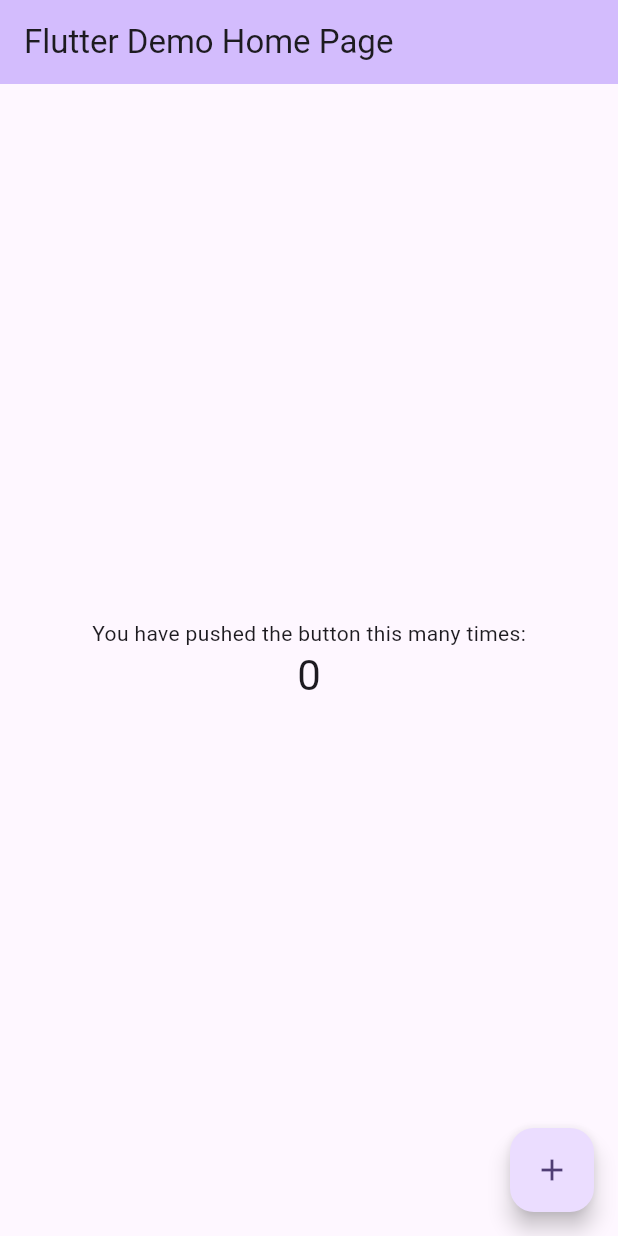
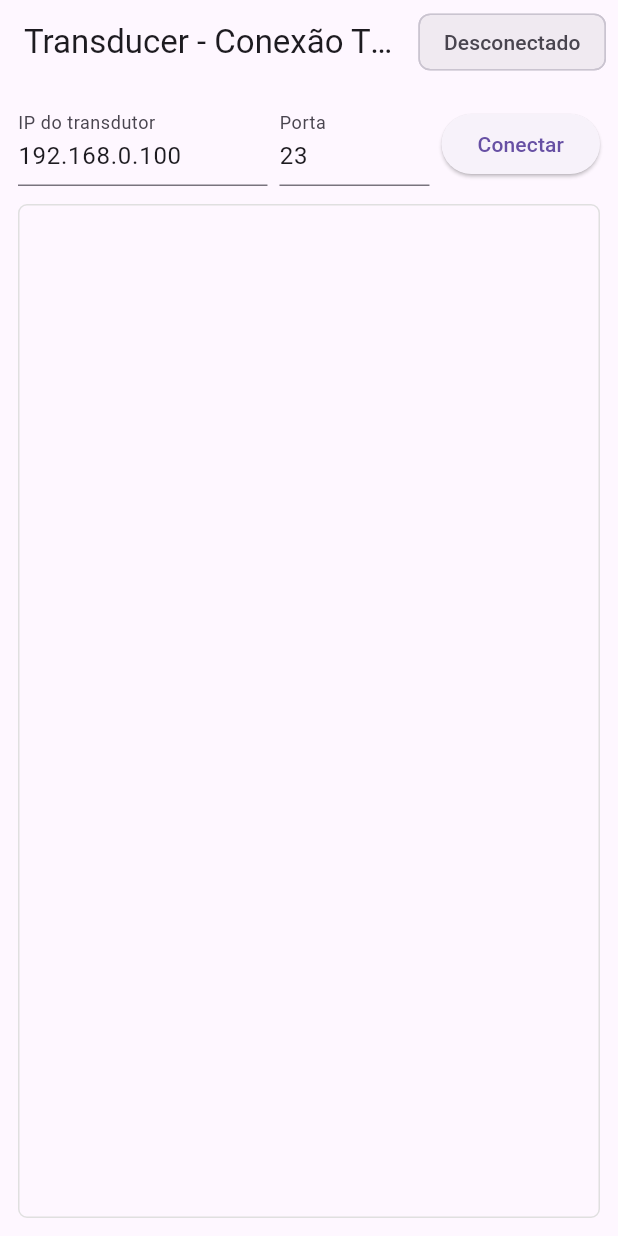
Before and after one commit to achiavelli2024/transducerapp, a Flutter app: the screen it shows after launch, on a phone screen of 412 x 824 dp. Run offline on Flutter 3.47's test engine with Material 3 defaults, Android fonts, the light colour scheme and no system bars.

Commit message:
Inicio dos codigos

```diff
--- a/app-flutter/lib/main.dart
+++ b/app-flutter/lib/main.dart
@@ -1,122 +1,20 @@
 import 'package:flutter/material.dart';
+import 'pages/connect_page.dart';
 
 void main() {
-  runApp(const MyApp());
+  runApp(const TransducerApp());
 }
 
-class MyApp extends StatelessWidget {
-  const MyApp({super.key});
+class TransducerApp extends StatelessWidget {
+  const TransducerApp({Key? key}) : super(key: key);
 
-  // This widget is the root of your application.
   @override
   Widget build(BuildContext context) {
     return MaterialApp(
-      title: 'Flutter Demo',
-      theme: ThemeData(
-        // This is the theme of your application.
-        //
-        // TRY THIS: Try running your application with "flutter run". You'll see
-        // the application has a purple toolbar. Then, without quitting the app,
-        // try changing the seedColor in the colorScheme below to Colors.green
-        // and then invoke "hot reload" (save your changes or press the "hot
-        // reload" button in a Flutter-supported IDE, or press "r" if you used
-        // the command line to start the app).
-        //
-        // Notice that the counter didn't reset back to zero; the application
-        // state is not lost during the reload. To reset the state, use hot
-        // restart instead.
-        //
-        // This works for code too, not just values: Most code changes can be
-        // tested with just a hot reload.
-        colorScheme: ColorScheme.fromSeed(seedColor: Colors.deepPurple),
-      ),
-      home: const MyHomePage(title: 'Flutter Demo Home Page'),
+      title: 'Transducer TCP',
+      theme: ThemeData(primarySwatch: Colors.blue),
+      home: const ConnectPage(),
+      debugShowCheckedModeBanner: false,
     );
   }
 }
-
-class MyHomePage extends StatefulWidget {
-  const MyHomePage({super.key, required this.title});
-
-  // This widget is the home page of your application. It is stateful, meaning
-  // that it has a State object (defined below) that contains fields that affect
-  // how it looks.
-
-  // This class is the configuration for the state. It holds the values (in this
-  // case the title) provided by the parent (in this case the App widget) and
-  // used by the build method of the State. Fields in a Widget subclass are
-  // always marked "final".
-
-  final String title;
-
-  @override
-  State<MyHomePage> createState() => _MyHomePageState();
-}
-
-class _MyHomePageState extends State<MyHomePage> {
-  int _counter = 0;
-
-  void _incrementCounter() {
-    setState(() {
-      // This call to setState tells the Flutter framework that something has
-      // changed in this State, which causes it to rerun the build method below
-      // so that the display can reflect the updated values. If we changed
-      // _counter without calling setState(), then the build method would not be
-      // called again, and so nothing would appear to happen.
-      _counter++;
-    });
-  }
-
-  @override
-  Widget build(BuildContext context) {
-    // This method is rerun every time setState is called, for instance as done
-    // by the _incrementCounter method above.
-    //
-    // The Flutter framework has been optimized to make rerunning build methods
-    // fast, so that you can just rebuild anything that needs updating rather
-    // than having to individually change instances of widgets.
-    return Scaffold(
-      appBar: AppBar(
-        // TRY THIS: Try changing the color here to a specific color (to
-        // Colors.amber, perhaps?) and trigger a hot reload to see the AppBar
-        // change color while the other colors stay the same.
-        backgroundColor: Theme.of(context).colorScheme.inversePrimary,
-        // Here we take the value from the MyHomePage object that was created by
-        // the App.build method, and use it to set our appbar title.
-        title: Text(widget.title),
-      ),
-      body: Center(
-        // Center is a layout widget. It takes a single child and positions it
-        // in the middle of the parent.
-        child: Column(
-          // Column is also a layout widget. It takes a list of children and
-          // arranges them vertically. By default, it sizes itself to fit its
-          // children horizontally, and tries to be as tall as its parent.
-          //
-          // Column has various properties to control how it sizes itself and
-          // how it positions its children. Here we use mainAxisAlignment to
-          // center the children vertically; the main axis here is the vertical
-          // axis because Columns are vertical (the cross axis would be
-          // horizontal).
-          //
-          // TRY THIS: Invoke "debug painting" (choose the "Toggle Debug Paint"
-          // action in the IDE, or press "p" in the console), to see the
-          // wireframe for each widget.
-          mainAxisAlignment: MainAxisAlignment.center,
-          children: <Widget>[
-            const Text('You have pushed the button this many times:'),
-            Text(
-              '$_counter',
-              style: Theme.of(context).textTheme.headlineMedium,
-            ),
-          ],
-        ),
-      ),
-      floatingActionButton: FloatingActionButton(
-        onPressed: _incrementCounter,
-        tooltip: 'Increment',
-        child: const Icon(Icons.add),
-      ), // This trailing comma makes auto-formatting nicer for build methods.
-    );
-  }
-}
--- /dev/null
+++ b/app-flutter/lib/pages/connect_page.dart
@@ -0,0 +1,168 @@
+import 'dart:async';
+import 'dart:convert';
+import 'dart:typed_data';
+
+import 'package:flutter/material.dart';
+import '../services/tcp_connection.dart';
+
+class ConnectPage extends StatefulWidget {
+  const ConnectPage({Key? key}) : super(key: key);
+
+  @override
+  State<ConnectPage> createState() => _ConnectPageState();
+}
+
+class _ConnectPageState extends State<ConnectPage> {
+  final _ipController = TextEditingController(text: '192.168.0.100');
+  final _portController = TextEditingController(text: '23');
+  final TcpConnection _conn = TcpConnection();
+
+  ConnectionStatus _status = ConnectionStatus.disconnected;
+  final List<String> _log = [];
+
+  // declarações com tipos genéricos
+  StreamSubscription<ConnectionStatus>? _statusSub;
+  StreamSubscription<Uint8List>? _dataSub;
+  StreamSubscription<Object>? _errSub;
+
+  @override
+  void initState() {
+    super.initState();
+
+    _statusSub = _conn.statusStream.listen((s) {
+      setState(() {
+        _status = s;
+        _log.add('STATUS: $s');
+      });
+    });
+
+    _dataSub = _conn.dataStream.listen((bytes) {
+      final text = _tryDecode(bytes);
+      setState(() {
+        _log.add('RX: $text');
+      });
+    });
+
+    _errSub = _conn.errorStream.listen((err) {
+      setState(() {
+        _log.add('ERR: $err');
+      });
+    });
+  }
+
+  String _tryDecode(List<int> bytes) {
+    try {
+      return utf8.decode(bytes);
+    } catch (e) {
+      // fallback para hex
+      return bytes.map((b) => b.toRadixString(16).padLeft(2, '0')).join(' ');
+    }
+  }
+
+  Future<void> _toggleConnection() async {
+    if (_conn.isConnected) {
+      await _conn.disconnect();
+    } else {
+      final ip = _ipController.text.trim();
+      final port = int.tryParse(_portController.text.trim()) ?? 23;
+      setState(() => _log.add('Tentando conectar em $ip:$port'));
+      try {
+        await _conn.connect(ip, port);
+        setState(() => _log.add('Conectado em $ip:$port'));
+      } catch (e) {
+        setState(() => _log.add('Falha na conexão: $e'));
+      }
+    }
+  }
+
+  @override
+  void dispose() {
+    _statusSub?.cancel();
+    _dataSub?.cancel();
+    _errSub?.cancel();
+    _conn.dispose();
+    _ipController.dispose();
+    _portController.dispose();
+    super.dispose();
+  }
+
+  Widget _buildStatusChip() {
+    Color c;
+    String txt;
+    switch (_status) {
+      case ConnectionStatus.connecting:
+        c = Colors.orange;
+        txt = 'Conectando';
+        break;
+      case ConnectionStatus.connected:
+        c = Colors.green;
+        txt = 'Conectado';
+        break;
+      case ConnectionStatus.error:
+        c = Colors.red;
+        txt = 'Erro';
+        break;
+      case ConnectionStatus.disconnected:
+      default:
+        c = Colors.grey;
+        txt = 'Desconectado';
+    }
+    return Chip(label: Text(txt), backgroundColor: c.withOpacity(0.15));
+  }
+
+  @override
+  Widget build(BuildContext context) {
+    final isConnected = _conn.isConnected;
+    return Scaffold(
+      appBar: AppBar(
+        title: const Text('Transducer - Conexão TCP'),
+        actions: [_buildStatusChip(), const SizedBox(width: 8)],
+      ),
+      body: Padding(
+        padding: const EdgeInsets.all(12.0),
+        child: Column(children: [
+          Row(children: [
+            Expanded(
+              child: TextField(
+                controller: _ipController,
+                decoration: const InputDecoration(labelText: 'IP do transdutor'),
+                keyboardType: TextInputType.numberWithOptions(decimal: true),
+              ),
+            ),
+            const SizedBox(width: 8),
+            SizedBox(
+              width: 100,
+              child: TextField(
+                controller: _portController,
+                decoration: const InputDecoration(labelText: 'Porta'),
+                keyboardType: TextInputType.number,
+              ),
+            ),
+            const SizedBox(width: 8),
+            ElevatedButton(
+              onPressed: _toggleConnection,
+              child: Text(isConnected ? 'Desconectar' : 'Conectar'),
+            ),
+          ]),
+          const SizedBox(height: 12),
+          Expanded(
+            child: Container(
+              decoration: BoxDecoration(
+                border: Border.all(color: Colors.grey.shade300),
+                borderRadius: BorderRadius.circular(6),
+              ),
+              child: ListView.builder(
+                padding: const EdgeInsets.all(8),
+                itemCount: _log.length,
+                itemBuilder: (context, i) {
+                  final item = _log[_log.length - 1 - i]; // reverse
+                  return Text(item, style: const TextStyle(fontSize: 12));
+                },
+              ),
+            ),
+          ),
+        ]),
+      ),
+    );
+  }
+}
```
Also changed, not shown: app-flutter/lib/services/tcp_connection.dart (added, +63 -0 lines), app-flutter/lib/services/transducer_protocol.dart (added, +153 -0 lines), 1 other file.
